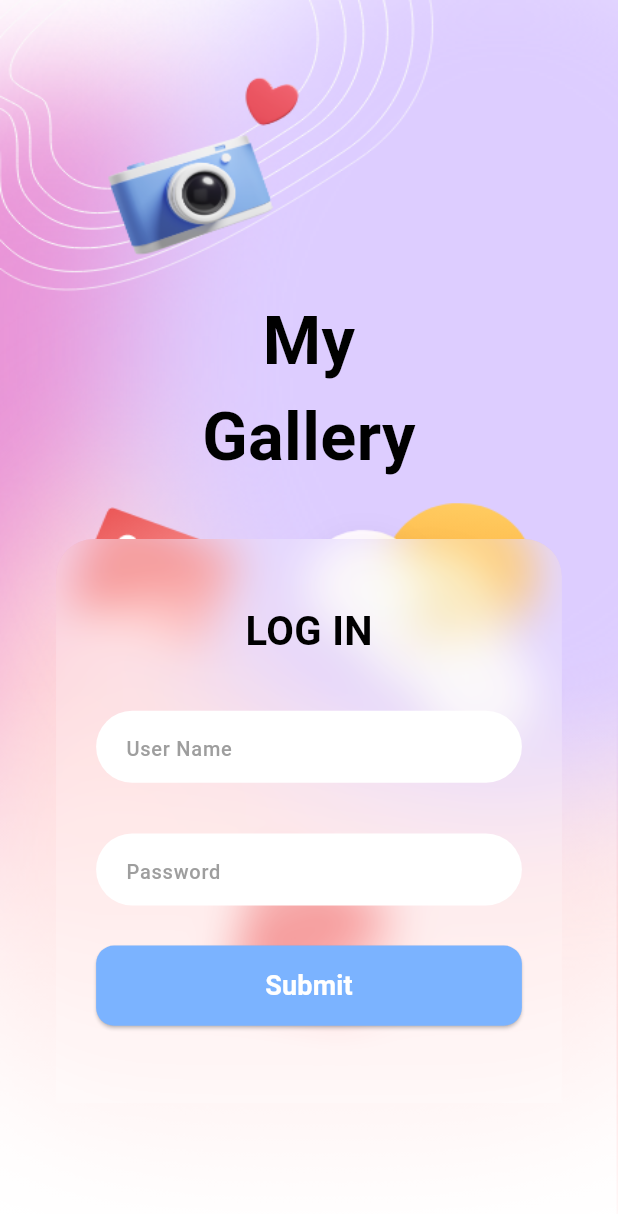
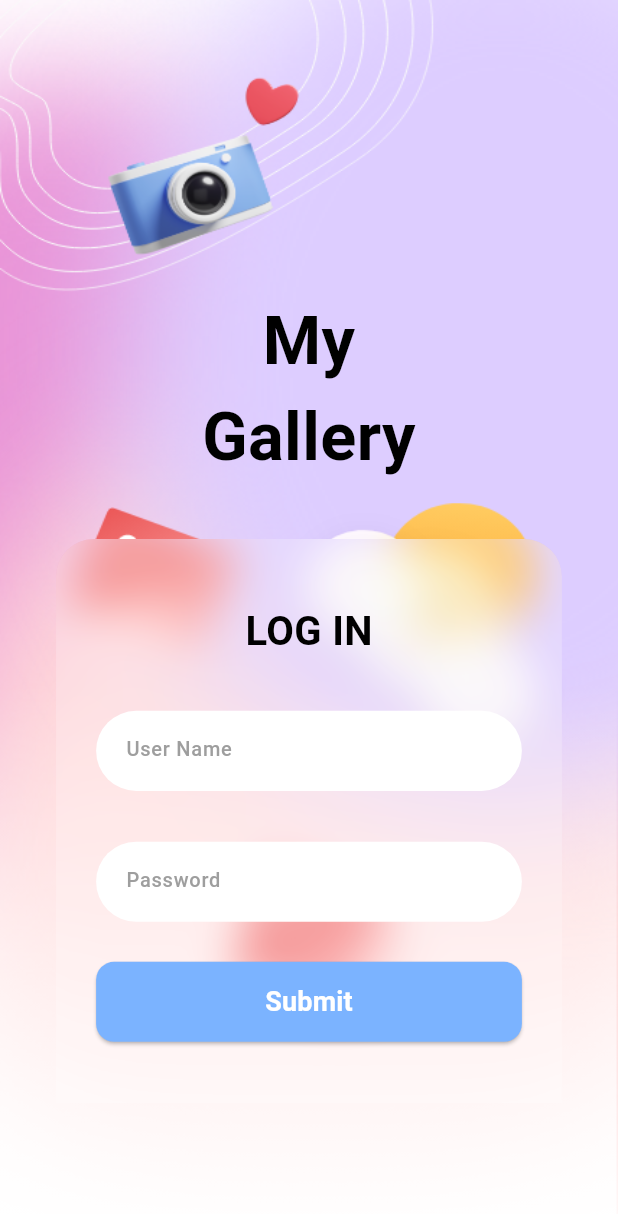
Before and after one commit to hatemelbadwy10/prominagalleryproject, a Flutter app: the screen it shows after launch, on a phone screen of 412 x 824 dp. Shown: the top 1214 px of the screen. Run offline on Flutter 3.47's test engine with Material 3 defaults, Android fonts, the phone set to English and light mode, and no system bars; our stand-ins replace bloc, dio, email_validator, flutter_bloc, flutter_image_compress, flutter_screenutil and 4 more; Roboto replaces fonts that are missing (Tajawal).

Commit message:
finish app

```diff
--- a/lib/core/utils/api_services.dart
+++ b/lib/core/utils/api_services.dart
@@ -16,18 +16,14 @@ class ApiServices{
         ),
       );
 
-      print('++++++ REQUEST SENT ++++++');
 
       if (response.statusCode == 200) {
-        print(response.data);
         Map<String, dynamic> images = Map<String, dynamic>.from(response.data);
         return images;
       } else {
-        print('Request failed with status: ${response.statusCode}');
         throw Exception('Failed to load images');
       }
     } catch (e) {
-      print('Error fetching images');
       throw Exception('Failed to load images');
     }
   }
--- a/lib/core/utils/cache_helper.dart
+++ b/lib/core/utils/cache_helper.dart
@@ -6,12 +6,7 @@ class CacheHelper {
 
   static Future<void> init() async {
     _prefs = await SharedPreferences.getInstance();
-
   }
-
-
-
-
 
   static String getToken() {
     return _prefs.getString(_tokenKey) ?? "";
@@ -22,7 +17,6 @@ class CacheHelper {
     await _prefs.setString(_tokenKey, token);
   }
 
-
   static Future removeLoginData() async {
     await _prefs.clear();
   }
--- a/lib/features/login/presentation/views/widgets/custom_text_field.dart
+++ b/lib/features/login/presentation/views/widgets/custom_text_field.dart
@@ -1,5 +1,5 @@
 import 'package:flutter/material.dart';
-
+import 'package:flutter_screenutil/flutter_screenutil.dart';
 import '../../../../../core/utils/styles.dart';
 
 class CustomTextField extends StatelessWidget {
@@ -20,7 +20,7 @@ final TextEditingController textEditingController;
   @override
   Widget build(BuildContext context) {
     return Container(
-      //  height: 60.h,
+        height: 60.h,
       width: double.infinity,
 
       decoration: BoxDecoration(
@@ -37,7 +37,7 @@ final TextEditingController textEditingController;
 
             border:
             InputBorder.none,
-            contentPadding: EdgeInsets.only(left: 20),
+            contentPadding:const EdgeInsets.only(left: 20),
             hintText: hint,
             hintStyle: Styles.textStyle15.copyWith(color: Colors.grey
             ,fontWeight: FontWeight.w500
```
